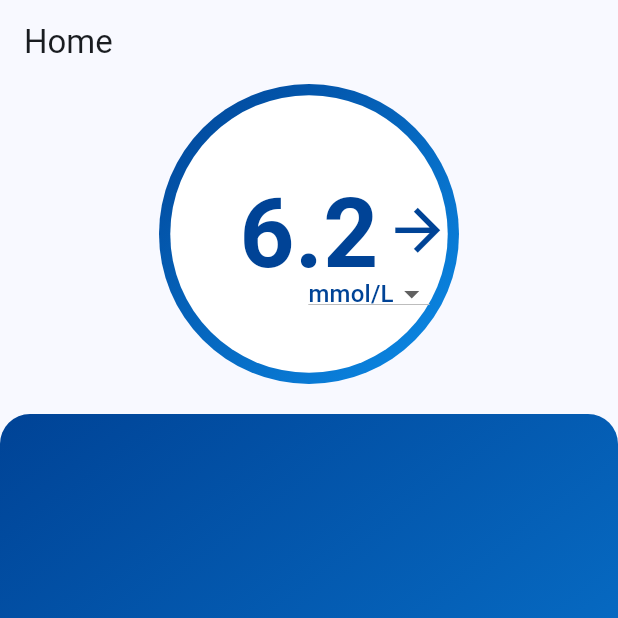
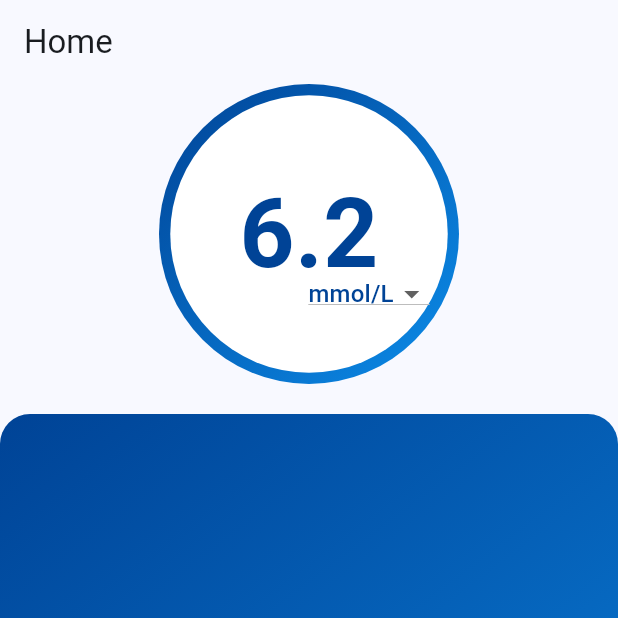
Before and after one commit to PaulDelamare/Diwe_front, a Flutter app: the screen it shows after launch, item 3 of the bottom bar chosen, on a phone screen of 412 x 824 dp, the top half of it. Run offline on Flutter 3.47's test engine with Material 3 defaults, Android fonts, the light colour scheme and no system bars.

Commit message:
page home, j'ai retirer l'icon flèche. le chiffre est ajuster au cercle

```diff
--- a/lib/home/home.dart
+++ b/lib/home/home.dart
@@ -1,13 +1,9 @@
 import 'package:flutter/material.dart';
 
-class Converter {
-  static double mmolToMgdl(double mmol) {
-    return mmol * 18.0182;
-  }
-
-  static double mgdlToMmol(double mgdl) {
-    return mgdl / 18.0182;
-  }
+void main() {
+  runApp(MaterialApp(
+    home: HomePage(),
+  ));
 }
 
 class HomePage extends StatefulWidget {
@@ -17,13 +13,7 @@ class HomePage extends StatefulWidget {
 
 class _HomePageState extends State<HomePage> {
   String _selectedUnit = 'mmol/L'; // Unité par défaut
-  double _glucoseValue = 6.2; // Valeur par défaut du glucose
-
-  void _updateGlucoseValue(double newValue) {
-    setState(() {
-      _glucoseValue = newValue;
-    });
-  }
+  double _glycemicValue = 6.2; // Valeur glycémique par défaut
 
   @override
   Widget build(BuildContext context) {
@@ -33,11 +23,13 @@ class _HomePageState extends State<HomePage> {
       ),
       body: Column(
         children: [
+          // Cercle glycémique
           Container(
             width: 200,
             height: 200,
             child: Stack(
               children: [
+                // Dégradé de fond du cercle
                 Center(
                   child: Container(
                     width: double.infinity,
@@ -52,6 +44,7 @@ class _HomePageState extends State<HomePage> {
                     ),
                   ),
                 ),
+                // Conteneur blanc du cercle
                 Center(
                   child: Container(
                     width: 185,
@@ -61,8 +54,11 @@ class _HomePageState extends State<HomePage> {
                       color: Colors.white,
                     ),
                     child: Center(
+                      // Texte avec valeur glycémique ajustée au cercle
+                      child: FittedBox(
+                        fit: BoxFit.scaleDown,
                         child: Text(
-                        '$_glucoseValue', // Affiche la valeur du glucose
+                          _glycemicValue.toStringAsFixed(1),
                           style: TextStyle(
                             color: Color(0xFF004396),
                             fontSize: 64,
@@ -72,6 +68,8 @@ class _HomePageState extends State<HomePage> {
                       ),
                     ),
                   ),
+                ),
+                // Sélecteur d'unité de mesure
                 Positioned(
                   bottom: 45,
                   left: 90,
@@ -87,13 +85,12 @@ class _HomePageState extends State<HomePage> {
                         value: _selectedUnit,
                         onChanged: (newValue) {
                           setState(() {
-                            if (_selectedUnit != newValue) {
                             _selectedUnit = newValue!;
-                              if (_selectedUnit == 'mg/dl') {
-                                _glucoseValue = Converter.mmolToMgdl(_glucoseValue);
+                            // Mise à jour de la valeur glycémique en fonction de l'unité sélectionnée
+                            if (_selectedUnit == 'mmol/L') {
+                              _glycemicValue = 6.2; // Valeur arbitraire en mmol/L
                             } else {
-                                _glucoseValue = Converter.mgdlToMmol(_glucoseValue);
-                              }
+                              _glycemicValue = 112; // Valeur arbitraire en mg/dl
                             }
                           });
                         },
@@ -112,19 +109,11 @@ class _HomePageState extends State<HomePage> {
                     ),
                   ),
                 ),
-                Positioned(
-                  bottom: 80,
-                  left: 150,
-                  child: Icon(
-                    Icons.arrow_forward,
-                    color: Color(0xFF004396),
-                    size: 45,
-                  ),
-                ),
               ],
             ),
           ),
-          SizedBox(height: 20),
+          SizedBox(height: 20), // Espace entre les deux blocs
+          // Fond bleu en dessous du cercle
           Expanded(
             child: Container(
               decoration: BoxDecoration(
@@ -138,6 +127,7 @@ class _HomePageState extends State<HomePage> {
                   topRight: Radius.circular(20),
                 ),
               ),
+              // Autres widgets à l'intérieur de ce conteneur
             ),
           ),
         ],
```
Lines whose indentation alone changed are shown as unchanged.
